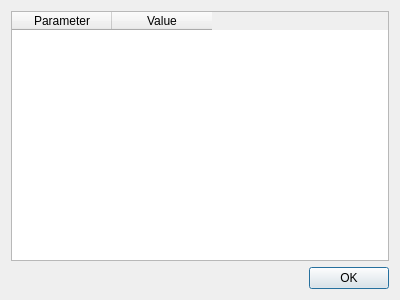
Old version of the form Code/Mantid/MantidQt/CustomInterfaces/inc/MantidQtCustomInterfaces/EditLocalParameterDialog.ui in the repository mantidproject/mantid.
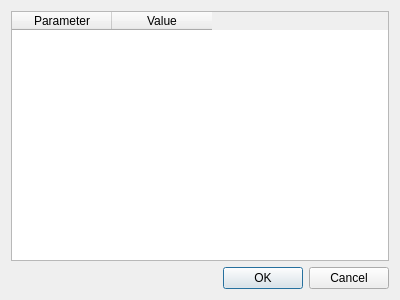
New version of the form.

Commit message: Re #10576. Allow canceling parameter editing.

```diff
--- a/Code/Mantid/MantidQt/CustomInterfaces/inc/MantidQtCustomInterfaces/EditLocalParameterDialog.ui
+++ b/Code/Mantid/MantidQt/CustomInterfaces/inc/MantidQtCustomInterfaces/EditLocalParameterDialog.ui
@@ -34,7 +34,7 @@
       <enum>Qt::Horizontal</enum>
      </property>
      <property name="standardButtons">
-      <set>QDialogButtonBox::Ok</set>
+      <set>QDialogButtonBox::Cancel|QDialogButtonBox::Ok</set>
      </property>
     </widget>
    </item>
```
The commit also changes 2 other files.
